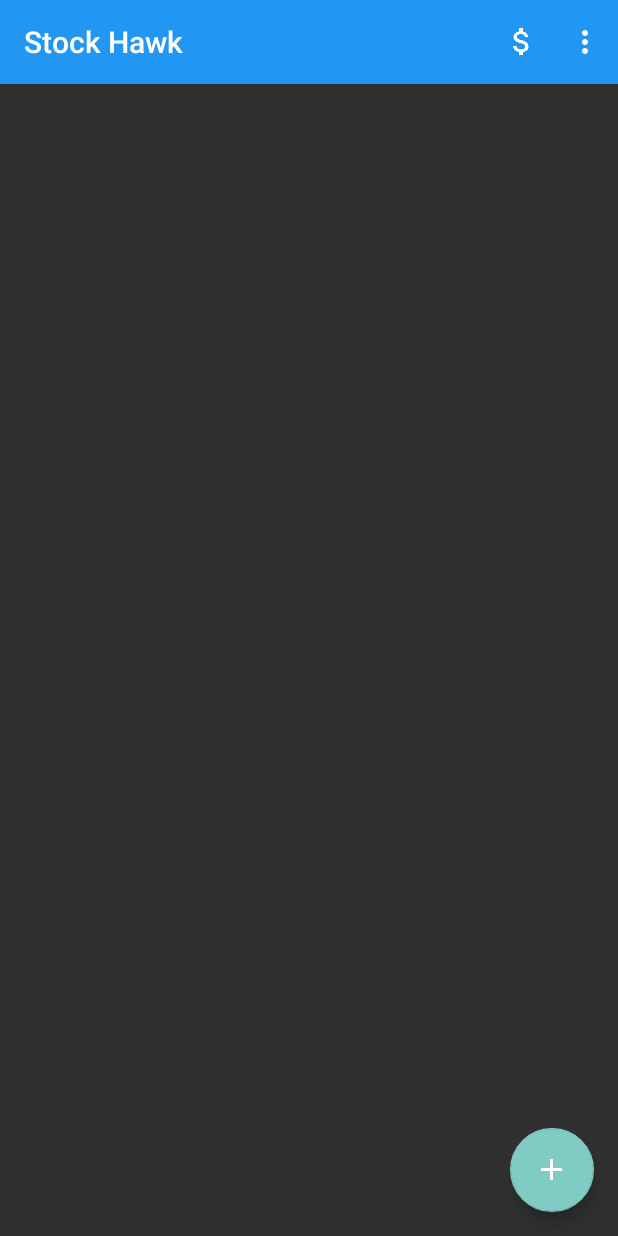
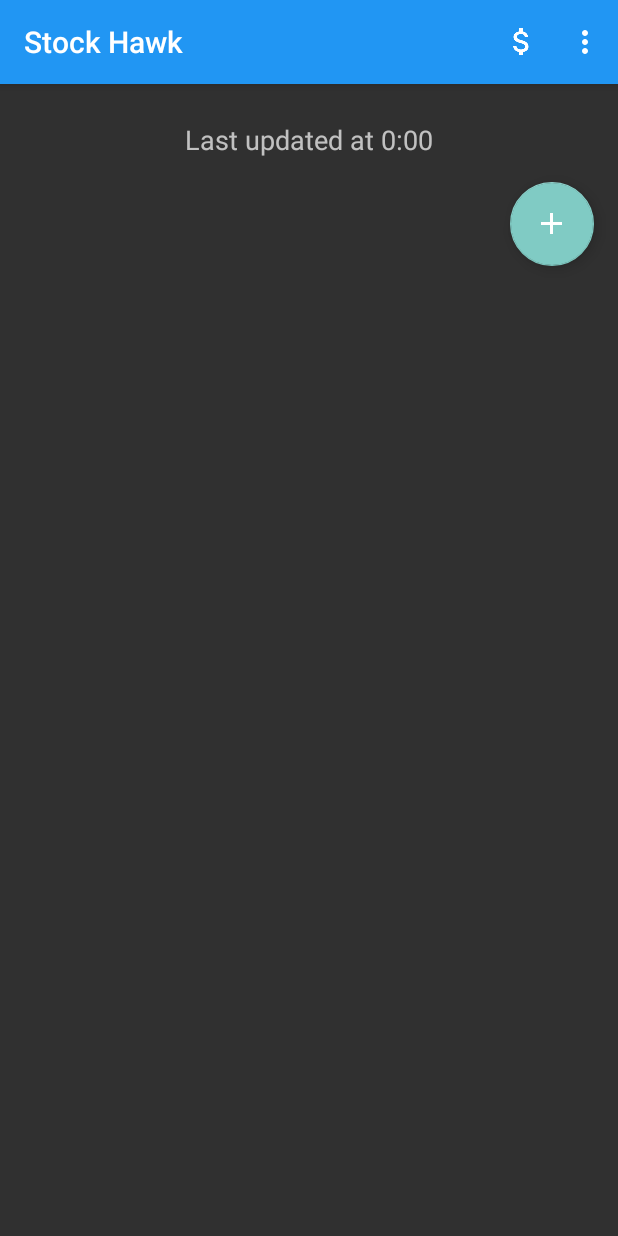
Before and after one commit to GarrisonW/StockHawk-Udacity, an Android app: the screen it shows after launch (MyStocksActivity), on a phone screen of 412 x 824 dp. Run offline under Robolectric (Android 15) with nearby library versions, the phone set to English and light mode, and no system bars; libraries missing offline, so code that uses them is left out: com.afollestad.materialdialogs, com.google.android.gms, com.melnykov.fab, net.simonvt.schematic; plain views replace FloatingActionButton; 6 statements that could not run were skipped.

Commit message:
Sets last updated and netowr status text fields.

```diff
--- a/app/src/main/java/com/sam_chordas/android/stockhawk/service/StockTaskService.java
+++ b/app/src/main/java/com/sam_chordas/android/stockhawk/service/StockTaskService.java
@@ -27,6 +27,7 @@ import java.io.UnsupportedEncodingException;
 import java.lang.annotation.Retention;
 import java.lang.annotation.RetentionPolicy;
 import java.net.URLEncoder;
+import java.util.Calendar;
 
 /**
  * Created by sam_chordas on 9/30/15.
@@ -142,6 +143,9 @@ public class StockTaskService extends GcmTaskService{
                     mContext.getContentResolver().update(QuoteProvider.Quotes.CONTENT_URI, contentValues, null, null);
                 }
                 mContext.getContentResolver().applyBatch(QuoteProvider.AUTHORITY, Utils.quoteJsonToContentVals(mContext, getResponse));
+
+                setTimeStamp(mContext);
+
             } catch (RemoteException | OperationApplicationException e) {
                 Log.e(LOG_TAG, "Error applying batch insert", e);
             }
@@ -150,17 +154,22 @@ public class StockTaskService extends GcmTaskService{
         e.printStackTrace();
       }
     }
-      else
-    Log.v(LOG_TAG, "NO Network avaialble this day....");
 
     return result;
   }
 
-  private static void setNetworkStatus(Context context, int status) {
-Log.v(LOG_TAG, "SETTING STATUS");
+  private static void setTimeStamp(Context context) {
     SharedPreferences sharedPreferences = PreferenceManager.getDefaultSharedPreferences(context);
     SharedPreferences.Editor editor = sharedPreferences.edit();
-    editor.putInt(context.getString(R.string.prefs_network_status), status);
+
+    Calendar calendar = Calendar.getInstance();
+    int hour = calendar.get(Calendar.HOUR_OF_DAY);
+    int min = calendar.get(Calendar.MINUTE);
+
+    editor.putInt(context.getString(R.string.pref_time_hour), hour);
+    editor.putInt(context.getString(R.string.pref_time_min), min);
+
     editor.apply();
   }
+
 }
--- a/app/src/main/java/com/sam_chordas/android/stockhawk/ui/MyStocksActivity.java
+++ b/app/src/main/java/com/sam_chordas/android/stockhawk/ui/MyStocksActivity.java
@@ -25,6 +25,7 @@ import android.view.Gravity;
 import android.view.Menu;
 import android.view.MenuItem;
 import android.view.View;
+import android.widget.TextView;
 import android.widget.Toast;
 import com.afollestad.materialdialogs.MaterialDialog;
 import com.sam_chordas.android.stockhawk.R;
@@ -40,6 +41,8 @@ import com.google.android.gms.gcm.PeriodicTask;
 import com.google.android.gms.gcm.Task;
 import com.melnykov.fab.FloatingActionButton;
 import com.sam_chordas.android.stockhawk.touch_helper.SimpleItemTouchHelperCallback;
+
+import java.util.Set;
 
 public class MyStocksActivity extends AppCompatActivity implements LoaderManager.LoaderCallbacks<Cursor>{
 
@@ -60,6 +63,9 @@ public class MyStocksActivity extends AppCompatActivity implements LoaderManager
       private QuoteCursorAdapter mCursorAdapter;
       private Context mContext;
       private Cursor mCursor;
+
+      public TextView mNetworkStatusTextView;
+      public TextView mStatusTextView;
       boolean isConnected;
 
       @Override
@@ -81,6 +87,11 @@ public class MyStocksActivity extends AppCompatActivity implements LoaderManager
             }
 
             isConnected = Utils.checkNetworkState(mContext);
+
+            mNetworkStatusTextView = (TextView) findViewById(R.id.textview_net_status);
+            mStatusTextView = (TextView) findViewById(R.id.textview_status);
+            setStatusText();
+
 
             RecyclerView recyclerView = (RecyclerView) findViewById(R.id.recycler_view);
             recyclerView.setLayoutManager(new LinearLayoutManager(this));
@@ -239,4 +250,30 @@ Log.v(LOG_TAG, "CONNECTED IN ACTIVITY");
         mCursorAdapter.swapCursor(null);
       }
 
+
+    private void setStatusText() {
+
+        SharedPreferences sharedPreferences = PreferenceManager.getDefaultSharedPreferences(mContext);
+        String theClock = "";
+        int hour = 0;
+        int min = 0;
+        String minute = "00";
+
+        if (sharedPreferences != null) {
+            Log.v(LOG_TAG, "HERE");
+            hour = sharedPreferences.getInt(getString(R.string.pref_time_hour), 0);
+            min = sharedPreferences.getInt(getString(R.string.pref_time_min), 0);
+            minute = String.valueOf(min);
+            if (min < 10)
+                minute = "0" + minute;
+        }
+        theClock = hour + ":" + minute;
+
+        String lastUpdated = getString(R.string.last_update);
+
+        if (isConnected) {
+            mNetworkStatusTextView.setVisibility(TextView.INVISIBLE);
+        }
+        mStatusTextView.setText(lastUpdated + " " + theClock);
+    }
 }
--- a/app/src/main/res/layout/activity_my_stocks.xml
+++ b/app/src/main/res/layout/activity_my_stocks.xml
@@ -3,13 +3,34 @@
     xmlns:android="http://schemas.android.com/apk/res/android"
     xmlns:fab="http://schemas.android.com/tools"
     android:layout_width="match_parent"
+    android:layout_height="match_parent">
+
+    <LinearLayout
+        android:layout_width="match_parent"
         android:layout_height="match_parent"
-    >
+        android:orientation="vertical">
+
+        <TextView
+            android:id="@+id/textview_net_status"
+            style="@style/StatusTextStyle"
+            android:layout_width="match_parent"
+            android:layout_height="wrap_content"
+            android:text="@string/no_network"
+            android:gravity="center"
+            />
+
+        <TextView
+            android:id="@+id/textview_status"
+            style="@style/StatusTextStyle"
+            android:layout_width="match_parent"
+            android:layout_height="wrap_content"
+            android:gravity="center"
+            />
 
         <android.support.v7.widget.RecyclerView
             android:id="@+id/recycler_view"
             android:layout_width="match_parent"
-      android:layout_height="match_parent"
+            android:layout_height="wrap_content"
             />
 
         <com.melnykov.fab.FloatingActionButton
@@ -25,6 +46,8 @@
             fab:fab_shadow="true"
             fab:fab_type="normal"
             fab:layout_anchor="recycler_view"
-      fab:layout_anchorGravity="bottom | end"
-      />
+            fab:layout_anchorGravity="bottom | end"/>
+
+    </LinearLayout>
+
 </FrameLayout>
--- a/app/src/main/res/values/strings.xml
+++ b/app/src/main/res/values/strings.xml
@@ -12,11 +12,16 @@
   <string name="widget_title">Today\'s Market</string>
   <string name="network_toast">Uh-oh! This app requires an internet connection</string>
 
+  <string name="no_network">Network Unavailable</string>
+  <string name="last_update">Last updated at</string>
+
   <string name="error_stock_symbol_not_found">Stock symbol not found</string>
 
   <string name="broadcast_stock_search">com.sam.chordas.android.stockhawk</string>
   <string name="broadcast_stock_search_message">broadcast_stock_message</string>
 
   <string name="prefs_network_status">prefs_network_status</string>
+  <string name="pref_time_hour">pref_time_hour</string>
+  <string name="pref_time_min">pref_time_min</string>
 
 </resources>
--- a/app/src/main/res/values/styles.xml
+++ b/app/src/main/res/values/styles.xml
@@ -20,5 +20,7 @@
     <item name="android:textSize">25sp</item>
     <item name="android:textAllCaps">true</item>
   </style>
-
+  <style name="StatusTextStyle">
+    <item name="android:textSize">18sp</item>
+  </style>
 </resources>
```
Lines whose indentation alone changed are shown as unchanged.
